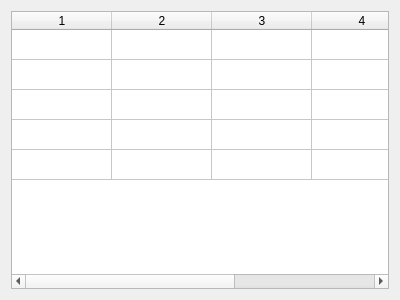
pcdshub/pmps-ui, file beamclass_table.ui: the form before one commit.
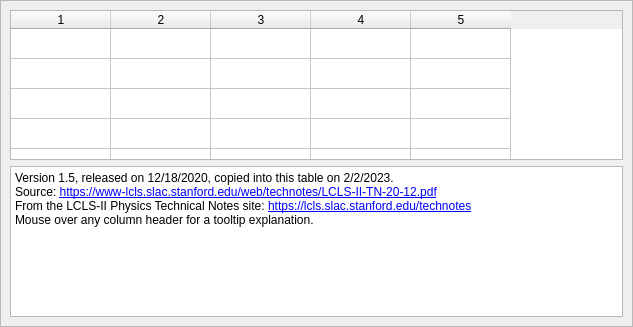
The form after the commit. Custom widgets are drawn as their Qt base class.

Commit message: ENH: add annotations and tooltips to the beamclass table

Diff of the .ui file:
```diff
--- a/beamclass_table.ui
+++ b/beamclass_table.ui
@@ -6,16 +6,58 @@
    <rect>
     <x>0</x>
     <y>0</y>
-    <width>400</width>
-    <height>300</height>
+    <width>633</width>
+    <height>327</height>
    </rect>
   </property>
   <property name="windowTitle">
    <string>Form</string>
   </property>
   <layout class="QVBoxLayout" name="verticalLayout">
+   <property name="spacing">
+    <number>0</number>
+   </property>
+   <property name="leftMargin">
+    <number>0</number>
+   </property>
+   <property name="topMargin">
+    <number>0</number>
+   </property>
+   <property name="rightMargin">
+    <number>0</number>
+   </property>
+   <property name="bottomMargin">
+    <number>0</number>
+   </property>
+   <item>
+    <widget class="QScrollArea" name="scrollArea">
+     <property name="widgetResizable">
+      <bool>true</bool>
+     </property>
+     <widget class="QWidget" name="scrollAreaWidgetContents">
+      <property name="geometry">
+       <rect>
+        <x>0</x>
+        <y>0</y>
+        <width>631</width>
+        <height>325</height>
+       </rect>
+      </property>
+      <layout class="QVBoxLayout" name="verticalLayout_2">
    <item>
     <widget class="QTableWidget" name="table">
+         <property name="sizePolicy">
+          <sizepolicy hsizetype="Expanding" vsizetype="Expanding">
+           <horstretch>0</horstretch>
+           <verstretch>0</verstretch>
+          </sizepolicy>
+         </property>
+         <property name="verticalScrollBarPolicy">
+          <enum>Qt::ScrollBarAlwaysOff</enum>
+         </property>
+         <property name="horizontalScrollBarPolicy">
+          <enum>Qt::ScrollBarAlwaysOff</enum>
+         </property>
      <property name="editTriggers">
       <set>QAbstractItemView::NoEditTriggers</set>
      </property>
@@ -43,8 +85,64 @@
      <column/>
     </widget>
    </item>
-  </layout>
- </widget>
+       <item>
+        <widget class="ResizingTextEdit" name="source_links_text">
+         <property name="sizePolicy">
+          <sizepolicy hsizetype="Expanding" vsizetype="Maximum">
+           <horstretch>0</horstretch>
+           <verstretch>0</verstretch>
+          </sizepolicy>
+         </property>
+         <property name="verticalScrollBarPolicy">
+          <enum>Qt::ScrollBarAlwaysOff</enum>
+         </property>
+         <property name="horizontalScrollBarPolicy">
+          <enum>Qt::ScrollBarAlwaysOff</enum>
+         </property>
+         <property name="readOnly">
+          <bool>true</bool>
+         </property>
+         <property name="html">
+          <string>&lt;!DOCTYPE HTML PUBLIC &quot;-//W3C//DTD HTML 4.0//EN&quot; &quot;http://www.w3.org/TR/REC-html40/strict.dtd&quot;&gt;
+&lt;html&gt;&lt;head&gt;&lt;meta name=&quot;qrichtext&quot; content=&quot;1&quot; /&gt;&lt;style type=&quot;text/css&quot;&gt;
+p, li { white-space: pre-wrap; }
+&lt;/style&gt;&lt;/head&gt;&lt;body style=&quot; font-family:'Sans Serif'; font-size:9pt; font-weight:400; font-style:normal;&quot;&gt;
+&lt;p style=&quot; margin-top:0px; margin-bottom:0px; margin-left:0px; margin-right:0px; -qt-block-indent:0; text-indent:0px;&quot;&gt;Version 1.5, released on 12/18/2020, copied into this table on 2/2/2023.&lt;/p&gt;
+&lt;p style=&quot; margin-top:0px; margin-bottom:0px; margin-left:0px; margin-right:0px; -qt-block-indent:0; text-indent:0px;&quot;&gt;Source: &lt;a href=&quot;https://www-lcls.slac.stanford.edu/web/technotes/LCLS-II-TN-20-12.pdf&quot;&gt;&lt;span style=&quot; text-decoration: underline; color:#0000ff;&quot;&gt;https://www-lcls.slac.stanford.edu/web/technotes/LCLS-II-TN-20-12.pdf&lt;/span&gt;&lt;/a&gt;&lt;/p&gt;
+&lt;p style=&quot; margin-top:0px; margin-bottom:0px; margin-left:0px; margin-right:0px; -qt-block-indent:0; text-indent:0px;&quot;&gt;From the LCLS-II Physics Technical Notes site: &lt;a href=&quot;https://lcls.slac.stanford.edu/technotes&quot;&gt;&lt;span style=&quot; text-decoration: underline; color:#0000ff;&quot;&gt;https://lcls.slac.stanford.edu/technotes&lt;/span&gt;&lt;/a&gt;&lt;/p&gt;
+&lt;p style=&quot; margin-top:0px; margin-bottom:0px; margin-left:0px; margin-right:0px; -qt-block-indent:0; text-indent:0px;&quot;&gt;Mouse over any column header for a tooltip explanation.&lt;/p&gt;&lt;/body&gt;&lt;/html&gt;</string>
+         </property>
+         <property name="textInteractionFlags">
+          <set>Qt::LinksAccessibleByMouse|Qt::TextSelectableByMouse</set>
+         </property>
+        </widget>
+       </item>
+       <item>
+        <spacer name="verticalSpacer">
+         <property name="orientation">
+          <enum>Qt::Vertical</enum>
+         </property>
+         <property name="sizeHint" stdset="0">
+          <size>
+           <width>20</width>
+           <height>40</height>
+          </size>
+         </property>
+        </spacer>
+       </item>
+      </layout>
+     </widget>
+    </widget>
+   </item>
+  </layout>
+ </widget>
+ <customwidgets>
+  <customwidget>
+   <class>ResizingTextEdit</class>
+   <extends>QTextEdit</extends>
+   <header>widgets</header>
+  </customwidget>
+ </customwidgets>
  <resources/>
  <connections/>
 </ui>
```
Lines whose indentation alone changed are shown as unchanged. The commit also changes 2 other files.
